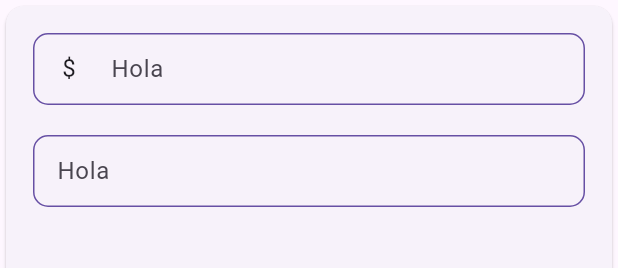
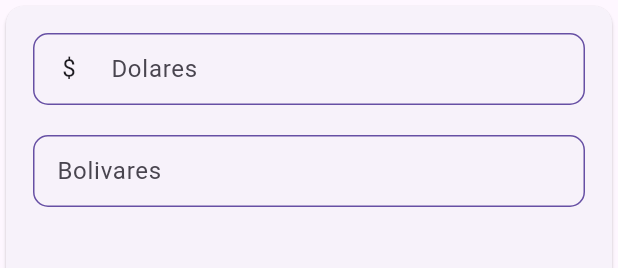
Before and after one commit to CarmineMM/dolar-hoy, a Flutter app: the CalculatorBolivares widget shown alone on an empty page, opened directly, on a phone screen of 412 x 824 dp. Shown: the top 268 px of the screen. Run offline on Flutter 3.47's test engine with Material 3 defaults, Android fonts, the phone set to English and light mode, and no system bars; our stand-ins replace bloc, dio, equatable, flutter_bloc, flutter_dotenv, go_router; network calls fail.

Commit message:
feat: conver state

```diff
--- a/lib/main.dart
+++ b/lib/main.dart
@@ -3,6 +3,7 @@ import 'package:dolar_hoy/core/router/app_router.dart';
 import 'package:dolar_hoy/core/theme/app_theme.dart';
 import 'package:dolar_hoy/infrastructure/datasources/monitor_py_dolarve_datasource.dart';
 import 'package:dolar_hoy/infrastructure/repositories/monitor_repository_impl.dart';
+import 'package:dolar_hoy/presentation/bloc/convert/convert_cubit.dart';
 import 'package:dolar_hoy/presentation/bloc/monitor/monitor_bloc.dart';
 import 'package:dolar_hoy/presentation/bloc/settings/settings_cubit.dart';
 import 'package:flutter/material.dart';
@@ -17,6 +18,11 @@ Future<void> main() async {
       providers: [
         BlocProvider(create: (context) => MonitorBloc(repository: MonitorRepositoryImpl(MonitorPyDolarVeDatasource()))),
         BlocProvider(create: (context) => SettingsCubit()),
+        BlocProvider(
+          create: (context) {
+            return ConvertCubit(settingsCubit: context.read<SettingsCubit>());
+          },
+        ),
       ],
       child: const MainApp(),
     ),
--- a/lib/presentation/bloc/convert/convert_cubit.dart
+++ b/lib/presentation/bloc/convert/convert_cubit.dart
@@ -1,8 +1,48 @@
 import 'package:bloc/bloc.dart';
+import 'package:dolar_hoy/domain/entities/currency.dart';
+import 'package:dolar_hoy/domain/entities/monitor.dart';
+import 'package:dolar_hoy/presentation/bloc/settings/settings_cubit.dart';
 import 'package:equatable/equatable.dart';
 
 part 'convert_state.dart';
 
 class ConvertCubit extends Cubit<ConvertState> {
-  ConvertCubit() : super(ConvertState(fromAmount: 0, toAmount: 0));
+  final SettingsCubit settingsCubit;
+
+  ConvertCubit({required this.settingsCubit})
+    : super(
+        ConvertState(
+          baseAmount: 1,
+          localAmount: settingsCubit.state.monitor.price,
+          localCurrency: Currency(
+            name: 'Bolivar',
+            pluralName: 'Bolivares',
+            shortName: 'Bs',
+            symbol: 'Bs',
+            symbolPosition: SymbolPosition.after,
+            isoCode: 'VEF',
+            isoNumeric: '937',
+            decimalDigits: 2,
+            decimalSeparator: '.',
+            thousandsSeparator: ',',
+            flag: 'https://flagcdn.com/ve.svg',
+          ),
+        ),
+      ) {
+    settingsCubit.stream.listen((state) {});
+  }
+
+  /// Convierte un monto de la moneda del monitor a la moneda local (ej: USD -> VES)
+  void toLocalCurrency(Monitor monitor, double baseAmount) {
+    emit(state.copyWith(baseAmount: baseAmount, localAmount: baseAmount * monitor.price));
+  }
+
+  /// Convierte un monto de la moneda local a la moneda del monitor (ej: VES -> USD)
+  void toBaseCurrency(Monitor monitor, double localAmount) {
+    emit(state.copyWith(localAmount: localAmount, baseAmount: localAmount / monitor.price));
+  }
+
+  void setLocalCurrency(Currency currency) {
+    emit(state.copyWith(localCurrency: currency));
+  }
 }
--- a/lib/presentation/bloc/convert/convert_state.dart
+++ b/lib/presentation/bloc/convert/convert_state.dart
@@ -1,11 +1,35 @@
 part of 'convert_cubit.dart';
 
 class ConvertState extends Equatable {
-  final double fromAmount;
-  final double toAmount;
+  /// Moneda base que viene del monitor (USD - EUR - etc...)
+  final double baseAmount;
 
-  const ConvertState({required this.fromAmount, required this.toAmount});
+  /// Moneda local a la que se convierte de la moneda base ej; USD -> VES, EUR -> VES, etc...
+  final double localAmount;
+
+  /// Moneda local (Inicialmente sera VES)
+  final Currency localCurrency;
+
+  const ConvertState({required this.baseAmount, required this.localAmount, required this.localCurrency});
 
   @override
-  List<Object> get props => [fromAmount, toAmount];
+  List<Object> get props => [baseAmount, localAmount, localCurrency];
+
+  ConvertState copyWith({double? baseAmount, double? localAmount, Currency? localCurrency}) {
+    return ConvertState(
+      baseAmount: baseAmount ?? this.baseAmount,
+      localAmount: localAmount ?? this.localAmount,
+      localCurrency: localCurrency ?? this.localCurrency,
+    );
+  }
+
+  @override
+  String toString() {
+    return '''
+      === Cubic State: ConvertState
+        baseAmount: $baseAmount
+        localAmount: $localAmount
+        localCurrency: $localCurrency
+      ''';
+  }
 }
--- a/lib/presentation/widgets/calculator_bolivares.dart
+++ b/lib/presentation/widgets/calculator_bolivares.dart
@@ -1,3 +1,4 @@
+import 'package:dolar_hoy/presentation/bloc/convert/convert_cubit.dart';
 import 'package:dolar_hoy/presentation/bloc/settings/settings_cubit.dart';
 import 'package:dolar_hoy/presentation/widgets/form/custom_text_form_field.dart';
 import 'package:flutter_bloc/flutter_bloc.dart';
@@ -13,9 +14,10 @@ class CalculatorBolivares extends StatefulWidget {
 class _CalculatorBolivaresState extends State<CalculatorBolivares> {
   @override
   Widget build(BuildContext context) {
-    final settingsCubit = context.watch<SettingsCubit>();
+    final monitor = context.watch<SettingsCubit>().state.monitor;
+    final convert = context.watch<ConvertCubit>().state;
 
-    print(settingsCubit.state.monitor.currency);
+    print(convert);
 
     return Card(
       child: Padding(
@@ -23,21 +25,18 @@ class _CalculatorBolivaresState extends State<CalculatorBolivares> {
         child: Column(
           children: [
             CustomTextFormField(
-              hintText: 'Hola',
+              hintText: monitor.currency.pluralName,
               prefixIcon: Padding(
                 padding: const EdgeInsets.symmetric(horizontal: 12.0),
                 child: Align(
                   widthFactor: 1,
                   heightFactor: 1,
-                  child: Text(
-                    settingsCubit.state.monitor.currency.symbol,
-                    style: const TextStyle(fontSize: 16, height: 1.5),
-                  ),
+                  child: Text(monitor.currency.symbol, style: const TextStyle(fontSize: 16, height: 1.5)),
                 ),
               ),
             ),
             const SizedBox(height: 20),
-            CustomTextFormField(label: 'Hola'),
+            CustomTextFormField(hintText: convert.localCurrency.pluralName),
           ],
         ),
       ),
```
Also changed, not shown: lib/presentation/screens/home_screen.dart (+6 -1 lines).
